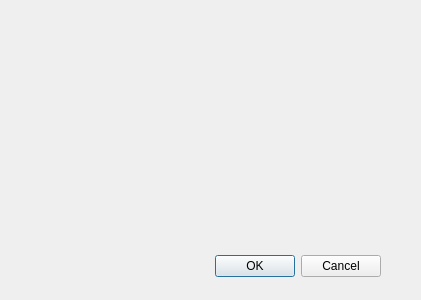
Before: the Qt Designer form bin/analog-clock.ui in Scanframe/sf-mod-app, drawn with Qt 5.
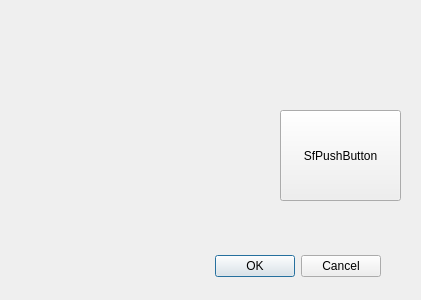
After: the same form once the commit is applied. Custom widgets are drawn as their Qt base class.

Commit message: Created custom button extended QPushButton. To get it in the same custom UI plugin dynamic library some changes needed to be made. Also renamed some files.

Patch:
```diff
--- a/bin/analog-clock.ui
+++ b/bin/analog-clock.ui
@@ -29,13 +29,13 @@
     <set>QDialogButtonBox::Cancel|QDialogButtonBox::Ok</set>
    </property>
   </widget>
-  <widget class="AnalogClock" name="analogClock">
+  <widget class="SfAnalogClock" name="SfAnalogClock">
    <property name="geometry">
     <rect>
-     <x>80</x>
-     <y>40</y>
+     <x>10</x>
+     <y>10</y>
      <width>251</width>
-     <height>161</height>
+     <height>201</height>
     </rect>
    </property>
    <property name="toolTip">
@@ -45,10 +45,34 @@
     <string>The analog clock widget displays the current time.</string>
    </property>
   </widget>
+  <widget class="SfPushButton" name="sfPushButton">
+   <property name="geometry">
+    <rect>
+     <x>280</x>
+     <y>110</y>
+     <width>121</width>
+     <height>91</height>
+    </rect>
+   </property>
+   <property name="toolTip">
+    <string>A inherited push button</string>
+   </property>
+   <property name="whatsThis">
+    <string>The a button for testing properties.</string>
+   </property>
+   <property name="text">
+    <string>SfPushButton</string>
+   </property>
+  </widget>
  </widget>
  <customwidgets>
   <customwidget>
-   <class>AnalogClock</class>
+   <class>SfPushButton</class>
+   <extends>QPushButton</extends>
+   <header>sfpushbutton.h</header>
+  </customwidget>
+  <customwidget>
+   <class>SfAnalogClock</class>
    <extends>QWidget</extends>
    <header>analogclock.h</header>
   </customwidget>
```
The commit also changes 15 other files.
